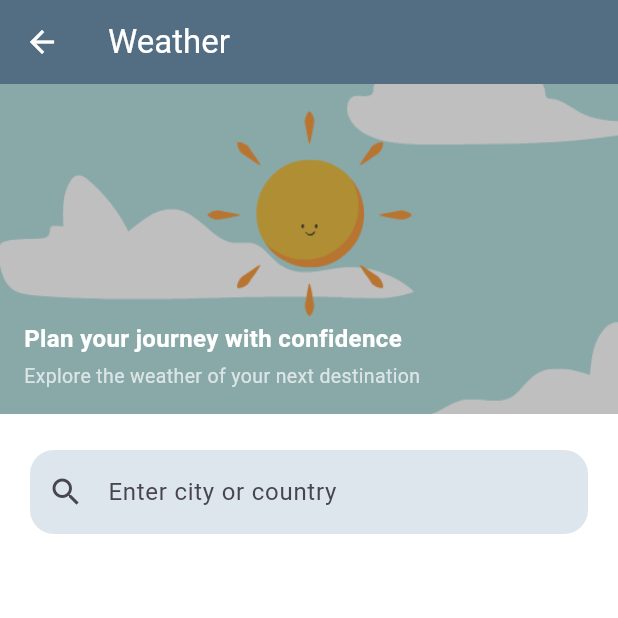
After one commit to shaimaa73/MyFlightWay, a Flutter app: the WeatherPageScreen screen opened directly, on a phone screen of 412 x 824 dp, the top half of it. The commit adds this screen. Run offline on Flutter 3.47's test engine with Material 3 defaults, Android fonts, the phone set to English and light mode, and no system bars; our stand-ins replace cloud_firestore, firebase_auth, firebase_core, flutter_map, flutter_speed_dial, form_field_validator and 3 more; missing offline and left inert: flutter_timer_countdown; accounts and stored records are empty.

Commit message:
weather page added

```diff
--- a/lib/pages/home_page.dart
+++ b/lib/pages/home_page.dart
@@ -15,6 +15,7 @@ import 'package:flutter_application_1/screens/travel_essentials/travel_essential
 import 'package:flutter_speed_dial/flutter_speed_dial.dart';
 import '../screens/notification_page.dart';
 import '../screens/my_location_page.dart';
+import '../screens/weather_page_screen.dart';
 
 class HomePage extends StatefulWidget {
   const HomePage({super.key});
@@ -160,6 +161,21 @@ SpeedDialChild(
     );
   },
 ),
+
+          SpeedDialChild(
+  child: const Icon(Icons.cloud_outlined),
+  label: 'Weather Forecast',
+  backgroundColor: const Color(0xFFDDE6ED),
+  onTap: () {
+    Navigator.push(
+      context,
+      MaterialPageRoute(
+        builder: (_) => const WeatherPageScreen(),
+      ),
+    );
+  },
+),
+
           SpeedDialChild(
             child: const Icon(Icons.map),
             label: 'Airport Guide',
@@ -172,6 +188,7 @@ SpeedDialChild(
               );
             },
           ),
+
 
           SpeedDialChild(
             child: const Icon(Icons.health_and_safety),
--- a/lib/screens/my_location_page.dart
+++ b/lib/screens/my_location_page.dart
@@ -61,9 +61,13 @@ class _MyLocationPageState extends State<MyLocationPage> {
 
       //  AppBar
       appBar: AppBar(
-        title: Text("My Location", style:TextStyle( color: Colors.white)),
-        backgroundColor: const Color(0xFF536D82),
-      ),
+  title: const Text(
+    "My Location",
+    style: TextStyle(color: Colors.white),
+  ),
+  backgroundColor: const Color(0xFF536D82),
+  foregroundColor: Colors.white, // عشان لون زر الرجوع
+),
 
       body: Column(
         children: [
--- a/lib/screens/travel_essentials/travel_essentials_page.dart
+++ b/lib/screens/travel_essentials/travel_essentials_page.dart
@@ -175,11 +175,11 @@ class _TravelEssentialsPageState extends State<TravelEssentialsPage> {
       appBar: AppBar(
         title: const Text(
           "Travel Essentials",
-          style: TextStyle(color: Color(0xFF26374D)),
+          style: TextStyle(color: Colors.white),
         ),
-        backgroundColor: Colors.white,
+backgroundColor: const Color(0xFF536D82),
         elevation: 0,
-        iconTheme: const IconThemeData(color: Color(0xFF26374D)),
+        iconTheme: const IconThemeData(color: Colors.white),
       ),
 
       //Scroll واحد  لكل الصفحة
--- /dev/null
+++ b/lib/screens/weather_page_screen.dart
@@ -0,0 +1,208 @@
+import 'dart:convert';
+import 'package:flutter/material.dart';
+import 'package:http/http.dart' as http;
+
+class WeatherPageScreen extends StatefulWidget {
+  const WeatherPageScreen({super.key});
+
+  @override
+  State<WeatherPageScreen> createState() => _WeatherPageScreenState();
+}
+
+class _WeatherPageScreenState extends State<WeatherPageScreen> {
+  final TextEditingController _controller = TextEditingController();
+  bool isLoading = false;
+  String? error;
+
+  double? temperature;
+  double? windSpeed;
+  String? cityName;
+
+  Future<void> _fetchWeather(String city) async {
+    setState(() {
+      isLoading = true;
+      error = null;
+    });
+
+    try {
+      // تحويل اسم المدينة لإحداثيات
+      final geoUrl = Uri.parse(
+          'https://geocoding-api.open-meteo.com/v1/search?name=$city&count=1');
+
+      final geoRes = await http.get(geoUrl);
+      final geoData = json.decode(geoRes.body);
+
+      if (geoData['results'] == null) {
+        throw 'City not found';
+      }
+
+      final lat = geoData['results'][0]['latitude'];
+      final lon = geoData['results'][0]['longitude'];
+      cityName = geoData['results'][0]['name'];
+
+      // جلب الطقس
+      final weatherUrl = Uri.parse(
+          'https://api.open-meteo.com/v1/forecast?latitude=$lat&longitude=$lon&current_weather=true');
+
+      final weatherRes = await http.get(weatherUrl);
+      final weatherData = json.decode(weatherRes.body);
+
+      setState(() {
+        temperature = weatherData['current_weather']['temperature'];
+        windSpeed = weatherData['current_weather']['windspeed'];
+        isLoading = false;
+      });
+    } catch (e) {
+      setState(() {
+        error = e.toString();
+        isLoading = false;
+      });
+    }
+  }
+
+  @override
+  Widget build(BuildContext context) {
+    return Scaffold(
+      backgroundColor: Colors.white,
+
+      appBar: AppBar(
+        title: const Text("Weather"),
+        backgroundColor: const Color(0xFF536D82),
+        foregroundColor: Colors.white,
+        elevation: 0,
+      ),
+
+      body: SingleChildScrollView(
+        child: Column(
+          children: [
+
+            // HEADER (GIF)
+            Container(
+              height: 220,
+              width: double.infinity,
+              decoration: const BoxDecoration(
+                color: Color(0xFFDDE6ED),
+              ),
+              child:Container(
+  height: 220,
+  width: double.infinity,
+  decoration: const BoxDecoration(
+    image: DecorationImage(
+      image: AssetImage("images/weather_header.gif"),
+      fit: BoxFit.cover,
+    ),
+  ),
+  child: Container(
+    padding: const EdgeInsets.all(16),
+    alignment: Alignment.bottomLeft,
+    decoration: BoxDecoration(
+      color: Colors.black.withOpacity(0.25),
+    ),
+    child: const Column(
+      mainAxisSize: MainAxisSize.min,
+      crossAxisAlignment: CrossAxisAlignment.start,
+      children: [
+        Text(
+          "Plan your journey with confidence",
+          style: TextStyle(
+            fontSize: 16,
+            fontWeight: FontWeight.bold,
+            color: Colors.white,
+          ),
+        ),
+        SizedBox(height: 4),
+        Text(
+          "Explore the weather of your next destination",
+          style: TextStyle(
+            fontSize: 13,
+            color: Colors.white70,
+          ),
+        ),
+      ],
+    ),
+  ),
+),
+            ),
+
+            const SizedBox(height: 24),
+
+            // SEARCH
+            Padding(
+              padding: const EdgeInsets.symmetric(horizontal: 20),
+              child: TextField(
+                controller: _controller,
+                decoration: InputDecoration(
+                  hintText: "Enter city or country",
+                  filled: true,
+                  fillColor: const Color(0xFFDDE6ED),
+                  prefixIcon: const Icon(Icons.search),
+                  border: OutlineInputBorder(
+                    borderRadius: BorderRadius.circular(16),
+                    borderSide: BorderSide.none,
+                  ),
+                ),
+                onSubmitted: _fetchWeather,
+              ),
+            ),
+
+            const SizedBox(height: 24),
+
+            // RESULT
+            if (isLoading)
+              const CircularProgressIndicator(),
+
+            if (error != null)
+              Padding(
+                padding: const EdgeInsets.all(16),
+                child: Text(
+                  error!,
+                  style: const TextStyle(color: Colors.red),
+                ),
+              ),
+
+            if (temperature != null && !isLoading)
+              Padding(
+                padding: const EdgeInsets.all(20),
+                child: Container(
+                  width: double.infinity,
+                  padding: const EdgeInsets.all(20),
+                  decoration: BoxDecoration(
+                    color: const Color(0xFF26374D),
+                    borderRadius: BorderRadius.circular(20),
+                  ),
+                  child: Column(
+                    children: [
+                      Text(
+                        cityName ?? "",
+                        style: const TextStyle(
+                          color: Colors.white,
+                          fontSize: 20,
+                          fontWeight: FontWeight.bold,
+                        ),
+                      ),
+                      const SizedBox(height: 12),
+                      Text(
+                        "$temperature°C",
+                        style: const TextStyle(
+                          color: Colors.white,
+                          fontSize: 42,
+                          fontWeight: FontWeight.bold,
+                        ),
+                      ),
+                      const SizedBox(height: 8),
+                      Text(
+                        "Wind speed: $windSpeed km/h",
+                        style: const TextStyle(
+                          color: Color(0xFF9DB2BF),
+                        ),
+                      ),
+                    ],
+                  ),
+                ),
+              ),
+          ],
+        ),
+      ),
+    );
+  }
+}
--- a/pubspec.yaml
+++ b/pubspec.yaml
@@ -105,6 +105,7 @@ flutter:
     - images/profilepic.jpg
     - images/homecard.gif
     - images/map_header.jpg
+    - images/weather_header.gif
 
 
 
```
Also changed, not shown: images/weather_header.gif (added).
